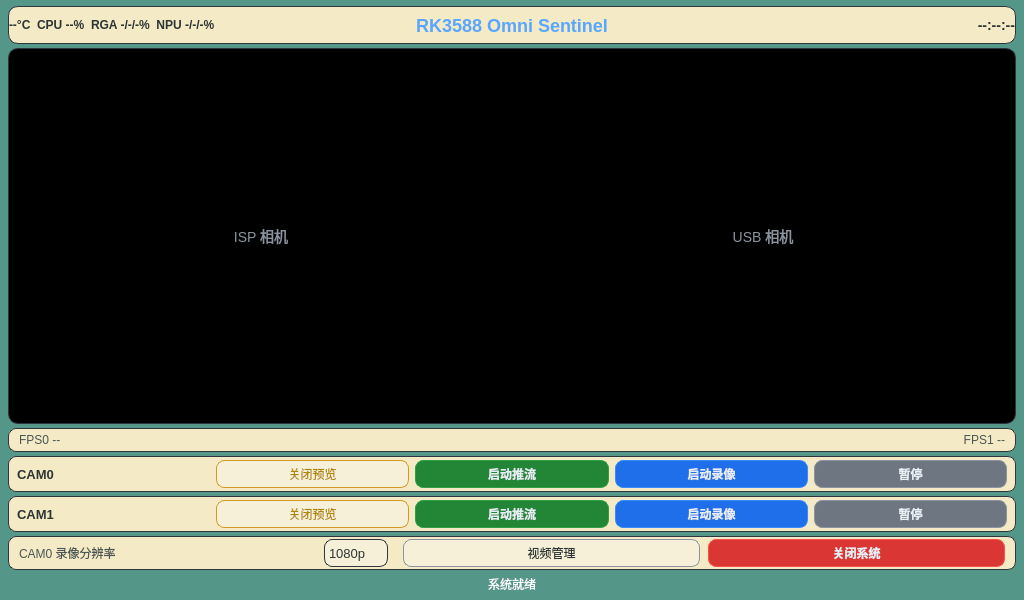
Old version of the form Software/APP/SentinelQT/widget.ui in the repository Davin-Liang/RK3588-Omni-Sentinel.
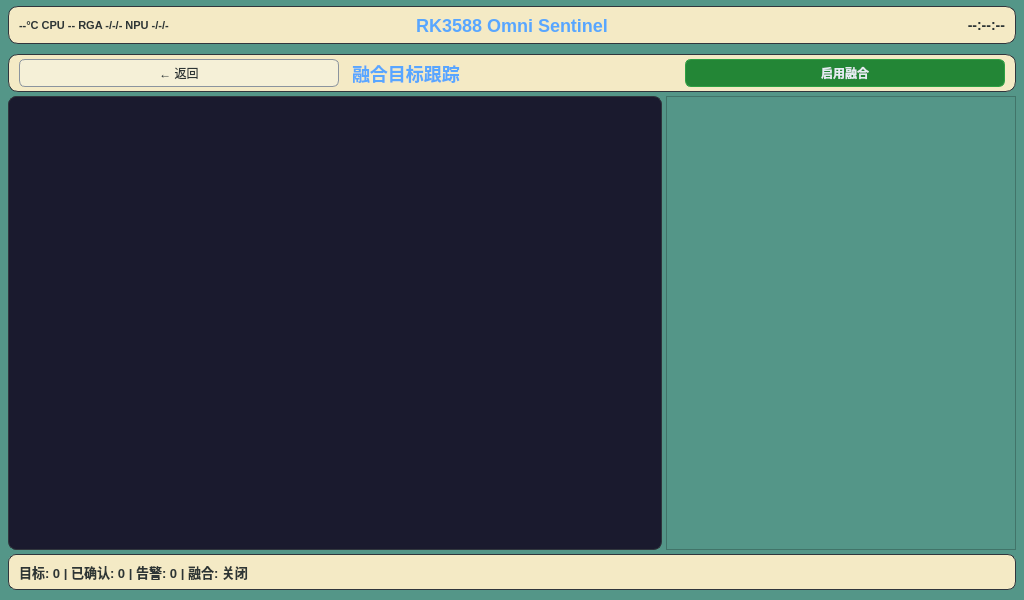
New version of the form. The open tabs and pages were chosen to show the change.

Commit message:
feat: SentinelQT 集成 LiDAR-相机融合目标跟踪
- lidar-camera-fusion 新增运行时配置 API：get_tracker_config、get_camera_config、update_camera_intrinsics、get_cam_count
- configure_tracker 移除 trackingEnabled 前置守卫，支持运行时热更新参数
- SentinelQT 新增第三页"融合管理"：鸟瞰俯视图（TopDownView）、参数面板（9个跟踪器+8个相机内参）、嵌入式虚拟数字键盘、融合启停控制
- 新增 FusionWorker 轮询线程（100ms + 目标变化去重）
- 标题栏提升至根布局三页共享，hwLabel/clockLabel 等宽确保标题居中
- 告警三层输出：俯视图红色脉冲圈 + 状态栏告警计数 + 终端 stderr 日志
- 更新所有组件文档（README、IMPLEMENTATION.md、CLAUDE.md）及飞书文档对应章节
- NPU 推理未就绪，暂用 generate_fake_detections 虚构检测框验证全链路

```diff
--- a/Software/APP/SentinelQT/widget.ui
+++ b/Software/APP/SentinelQT/widget.ui
@@ -12,24 +12,17 @@
    <string notr="true">background-color: #549688; color: #ffffff;</string>
   </property>
   <layout class="QVBoxLayout" name="wrapperLayout">
-   <property name="spacing"><number>0</number></property>
+   <property name="spacing"><number>4</number></property>
    <property name="leftMargin"><number>0</number></property>
-   <property name="topMargin"><number>0</number></property>
+   <property name="topMargin"><number>6</number></property>
    <property name="rightMargin"><number>0</number></property>
    <property name="bottomMargin"><number>0</number></property>
+
+   <!-- 共享标题栏（所有页面可见） -->
    <item>
-    <widget class="QStackedWidget" name="stackedWidget">
-
-     <!-- ============ Page 0: 主控页面 ============ -->
-     <widget class="QWidget" name="pageMain">
-      <layout class="QVBoxLayout" name="mainLayout">
-       <property name="spacing"><number>4</number></property>
+    <layout class="QHBoxLayout" name="titleMarginLayout">
        <property name="leftMargin"><number>8</number></property>
-       <property name="topMargin"><number>6</number></property>
        <property name="rightMargin"><number>8</number></property>
-       <property name="bottomMargin"><number>6</number></property>
-
-       <!-- 标题栏 -->
        <item>
         <widget class="QFrame" name="titleBar">
          <property name="minimumSize"><size><width>0</width><height>38</height></size></property>
@@ -38,17 +31,17 @@
           <string notr="true">background-color: #F4EAC5; border: 1px solid #30363d; border-radius: 10px;</string>
          </property>
          <layout class="QHBoxLayout" name="titleBarLayout">
-          <property name="leftMargin"><number>0</number></property>
+        <property name="leftMargin"><number>10</number></property>
           <property name="topMargin"><number>0</number></property>
-          <property name="rightMargin"><number>0</number></property>
+        <property name="rightMargin"><number>10</number></property>
           <property name="bottomMargin"><number>0</number></property>
           <item>
            <widget class="QLabel" name="hwLabel">
-            <property name="minimumSize"><size><width>260</width><height>0</height></size></property>
-            <property name="maximumSize"><size><width>260</width><height>16777215</height></size></property>
-            <property name="text"><string>--°C  CPU --%  RGA -/-/-%  NPU -/-/-%</string></property>
+          <property name="minimumSize"><size><width>280</width><height>0</height></size></property>
+          <property name="maximumSize"><size><width>280</width><height>16777215</height></size></property>
+          <property name="text"><string>--°C CPU -- RGA -/-/- NPU -/-/-</string></property>
             <property name="styleSheet">
-             <string notr="true">font-size: 12px; font-weight: 500; color: #2d3535; background: transparent; border: none;</string>
+           <string notr="true">font-size: 11px; font-weight: 500; color: #2d3535; background: transparent; border: none;</string>
             </property>
            </widget>
           </item>
@@ -65,8 +58,8 @@
           <item><spacer><property name="orientation"><enum>Qt::Horizontal</enum></property></spacer></item>
           <item>
            <widget class="QLabel" name="clockLabel">
-            <property name="minimumSize"><size><width>260</width><height>0</height></size></property>
-            <property name="maximumSize"><size><width>260</width><height>16777215</height></size></property>
+          <property name="minimumSize"><size><width>280</width><height>0</height></size></property>
+          <property name="maximumSize"><size><width>280</width><height>16777215</height></size></property>
             <property name="text"><string>--:--:--</string></property>
             <property name="alignment"><set>Qt::AlignRight|Qt::AlignVCenter</set></property>
             <property name="styleSheet">
@@ -77,6 +70,20 @@
          </layout>
         </widget>
        </item>
+    </layout>
+   </item>
+
+   <item>
+    <widget class="QStackedWidget" name="stackedWidget">
+
+     <!-- ============ Page 0: 主控页面 ============ -->
+     <widget class="QWidget" name="pageMain">
+      <layout class="QVBoxLayout" name="mainLayout">
+       <property name="spacing"><number>4</number></property>
+       <property name="leftMargin"><number>8</number></property>
+       <property name="topMargin"><number>6</number></property>
+       <property name="rightMargin"><number>8</number></property>
+       <property name="bottomMargin"><number>6</number></property>
 
        <!-- 双路预览区 -->
        <item>
@@ -338,6 +345,15 @@
            </widget>
           </item>
           <item><spacer><property name="orientation"><enum>Qt::Horizontal</enum></property></spacer></item>
+          <item>
+           <widget class="QPushButton" name="btnFusion">
+            <property name="text"><string>融合管理</string></property>
+            <property name="minimumSize"><size><width>80</width><height>28</height></size></property>
+            <property name="styleSheet">
+             <string notr="true">font-size: 12px; color: #2d3535; background-color: #F5F0D7; border: 1px solid #8b949e; border-radius: 8px; padding: 0 10px;</string>
+            </property>
+           </widget>
+          </item>
           <item>
            <widget class="QPushButton" name="btnVideos">
             <property name="text"><string>视频管理</string></property>
@@ -387,8 +403,8 @@
        <!-- 顶栏 -->
        <item>
         <widget class="QFrame" name="videoTitleBar">
-         <property name="minimumSize"><size><width>0</width><height>46</height></size></property>
-         <property name="maximumSize"><size><width>16777215</width><height>46</height></size></property>
+         <property name="minimumSize"><size><width>0</width><height>38</height></size></property>
+         <property name="maximumSize"><size><width>16777215</width><height>38</height></size></property>
          <property name="styleSheet">
           <string notr="true">background-color: #F4EAC5; border: 1px solid #30363d; border-radius: 10px;</string>
          </property>
@@ -401,7 +417,7 @@
            <widget class="QLabel" name="videoTitleLabel">
             <property name="text"><string>录像文件管理</string></property>
             <property name="styleSheet">
-             <string notr="true">font-size: 20px; font-weight: 600; color: #58a6ff; background: transparent; border: none;</string>
+             <string notr="true">font-size: 16px; font-weight: 600; color: #58a6ff; background: transparent; border: none;</string>
             </property>
            </widget>
           </item>
@@ -470,6 +486,141 @@
       </layout>
      </widget>
 
+     <!-- ============ Page 2: 融合管理 ============ -->
+     <widget class="QWidget" name="pageFusion">
+      <layout class="QVBoxLayout" name="fusionLayout">
+       <property name="spacing"><number>4</number></property>
+       <property name="leftMargin"><number>8</number></property>
+       <property name="topMargin"><number>6</number></property>
+       <property name="rightMargin"><number>8</number></property>
+       <property name="bottomMargin"><number>6</number></property>
+
+       <!-- 标题栏 -->
+       <item>
+        <widget class="QFrame" name="fusionTitleBar">
+         <property name="minimumSize"><size><width>0</width><height>38</height></size></property>
+         <property name="maximumSize"><size><width>16777215</width><height>38</height></size></property>
+         <property name="styleSheet">
+          <string notr="true">background-color: #F4EAC5; border: 1px solid #30363d; border-radius: 10px;</string>
+         </property>
+         <layout class="QHBoxLayout" name="fusionTitleLayout">
+          <property name="leftMargin"><number>10</number></property>
+          <property name="topMargin"><number>0</number></property>
+          <property name="rightMargin"><number>10</number></property>
+          <property name="bottomMargin"><number>0</number></property>
+          <item>
+           <widget class="QPushButton" name="btnBackFromFusion">
+            <property name="text"><string>← 返回</string></property>
+            <property name="minimumSize"><size><width>80</width><height>28</height></size></property>
+            <property name="styleSheet">
+             <string notr="true">font-size: 12px; color: #2d3535; background-color: #F5F0D7; border: 1px solid #8b949e; border-radius: 6px; padding: 0 10px;</string>
+            </property>
+           </widget>
+          </item>
+          <item><spacer><property name="orientation"><enum>Qt::Horizontal</enum></property></spacer></item>
+          <item>
+           <widget class="QLabel" name="fusionTitleLabel">
+            <property name="text"><string>融合目标跟踪</string></property>
+            <property name="styleSheet">
+             <string notr="true">font-size: 18px; font-weight: 600; color: #58a6ff; background: transparent; border: none;</string>
+            </property>
+           </widget>
+          </item>
+          <item><spacer><property name="orientation"><enum>Qt::Horizontal</enum></property></spacer></item>
+          <item>
+           <widget class="QPushButton" name="btnFusionToggle">
+            <property name="text"><string>启用融合</string></property>
+            <property name="minimumSize"><size><width>80</width><height>28</height></size></property>
+            <property name="styleSheet">
+             <string notr="true">QPushButton { font-size: 12px; font-weight: 600; color: #e6edf3; background-color: #238636; border: 1px solid #2ea043; border-radius: 6px; } QPushButton:hover { background-color: #2ea043; } QPushButton:pressed { background-color: #196c2e; }</string>
+            </property>
+           </widget>
+          </item>
+         </layout>
+        </widget>
+       </item>
+
+       <!-- 主内容区: 俯视图(左) + 参数面板(右) -->
+       <item>
+        <widget class="QWidget" name="fusionMainContent">
+         <property name="sizePolicy">
+          <sizepolicy hsizetype="Expanding" vsizetype="Expanding">
+           <horstretch>0</horstretch><verstretch>1</verstretch>
+          </sizepolicy>
+         </property>
+         <layout class="QHBoxLayout" name="fusionMainLayout">
+          <property name="spacing"><number>4</number></property>
+          <property name="leftMargin"><number>0</number></property>
+          <property name="topMargin"><number>0</number></property>
+          <property name="rightMargin"><number>0</number></property>
+          <property name="bottomMargin"><number>0</number></property>
+          <item>
+           <widget class="QWidget" name="fusionViewContainer">
+            <property name="minimumSize"><size><width>400</width><height>200</height></size></property>
+            <property name="styleSheet">
+             <string notr="true">background-color: #1a1a2e; border: 1px solid #30363d; border-radius: 8px;</string>
+            </property>
+           </widget>
+          </item>
+          <item>
+           <widget class="QScrollArea" name="scrollParams">
+            <property name="minimumSize"><size><width>280</width><height>0</height></size></property>
+            <property name="maximumSize"><size><width>350</width><height>16777215</height></size></property>
+            <property name="styleSheet">
+             <string notr="true">QScrollArea { background-color: #F4EAC5; border: 1px solid #30363d; border-radius: 8px; } QScrollArea > QWidget > QWidget { background: transparent; } QScrollBar:vertical { width: 8px; }</string>
+            </property>
+            <property name="widgetResizable"><bool>true</bool></property>
+            <widget class="QWidget" name="paramScrollContent"/>
+           </widget>
+          </item>
+         </layout>
+        </widget>
+       </item>
+
+       <!-- 状态栏 -->
+       <item>
+        <widget class="QFrame" name="fusionStatusBar">
+         <property name="minimumSize"><size><width>0</width><height>36</height></size></property>
+         <property name="maximumSize"><size><width>16777215</width><height>36</height></size></property>
+         <property name="styleSheet">
+          <string notr="true">background-color: #F4EAC5; border: 1px solid #30363d; border-radius: 8px;</string>
+         </property>
+         <layout class="QHBoxLayout" name="fusionStatusLayout">
+          <property name="leftMargin"><number>10</number></property>
+          <property name="rightMargin"><number>10</number></property>
+          <item>
+           <widget class="QLabel" name="fusionStatusLabel">
+            <property name="text"><string>目标: 0 | 已确认: 0 | 告警: 0 | 融合: 关闭</string></property>
+            <property name="styleSheet">
+             <string notr="true">font-size: 13px; font-weight: 500; color: #2d3535; background: transparent; border: none;</string>
+            </property>
+           </widget>
+          </item>
+          <item><spacer><property name="orientation"><enum>Qt::Horizontal</enum></property></spacer></item>
+          <item>
+           <widget class="QLabel" name="fusionDistLabel">
+            <property name="text"><string></string></property>
+            <property name="alignment"><set>Qt::AlignRight|Qt::AlignVCenter</set></property>
+            <property name="styleSheet">
+             <string notr="true">font-size: 13px; font-weight: 500; color: #2d3535; background: transparent; border: none;</string>
+            </property>
+           </widget>
+          </item>
+         </layout>
+        </widget>
+       </item>
+
+       <!-- 虚拟键盘占位 -->
+       <item>
+        <widget class="QWidget" name="keyboardContainer">
+         <property name="minimumSize"><size><width>0</width><height>0</height></size></property>
+         <property name="maximumSize"><size><width>16777215</width><height>160</height></size></property>
+        </widget>
+       </item>
+
+      </layout>
+     </widget>
+
     </widget>
    </item>
   </layout>
```
Lines whose indentation alone changed are shown as unchanged. The commit also changes 17 other files.
